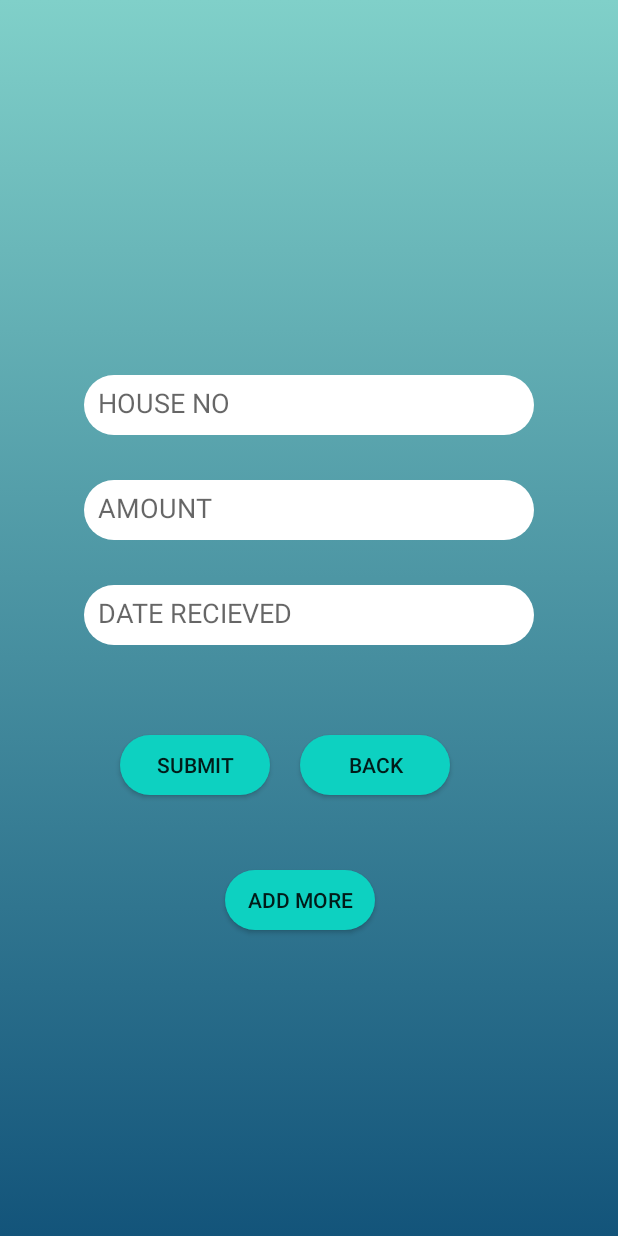
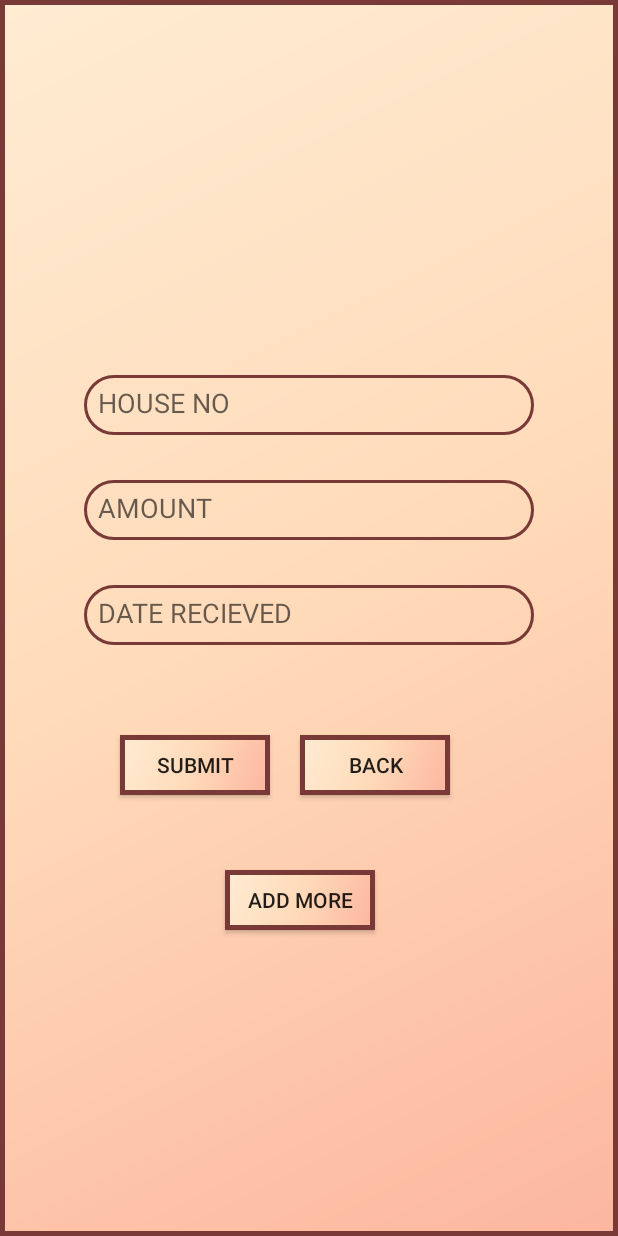
Before and after one commit to kanikaaggar16/society_app-1, an Android app: the addmaintenance screen opened directly, with no data from a screen before it, on a phone screen of 412 x 824 dp. Run offline under Robolectric (Android 15) with nearby library versions, the phone set to English and light mode, and no system bars; our stand-ins replace Firebase (no records; nobody signed in at launch, a user with empty details on screens opened directly).

Commit message:
changes in front end

```diff
--- a/app/src/main/java/com/example/society_app/adminfeautres.java
+++ b/app/src/main/java/com/example/society_app/adminfeautres.java
@@ -77,9 +77,9 @@ public class adminfeautres extends AppCompatActivity {
 
 
         lsitems=new ArrayList<>();
-        lsitems.add(new items("MEMBER DETAILS",R.drawable.memberdetails));
+        lsitems.add(new items("MEMBER DETAILS",R.drawable.profile));
         lsitems.add(new items("MAINTENANCE DETAILS",R.drawable.maintenance));
-        lsitems.add(new items("MEETING DETAILS",R.drawable.meetingdetails));
+        lsitems.add(new items("MEETING DETAILS",R.drawable.meeting));
         lsitems.add(new items("EXPENSES",R.drawable.expenses));
         lsitems.add(new items("NOTICE",R.drawable.notice));
         lsitems.add(new items("NOTIFICATION",R.drawable.notification));
--- a/app/src/main/res/drawable/background.xml
+++ b/app/src/main/res/drawable/background.xml
@@ -1,15 +1,14 @@
 <?xml version="1.0" encoding="utf-8"?>
-<selector xmlns:android="http://schemas.android.com/apk/res/android">
-    <item>
-        <shape>
+<shape xmlns:android="http://schemas.android.com/apk/res/android"
+    android:shape="rectangle" >
 
-            <gradient android:angle="90"
-                android:startColor="#13547a"
-                android:endColor="#80d0c9"
-                android:type="linear"/>
+    <stroke android:width="3dip"
+        android:color="#783937"/>
+    <gradient
+        android:angle="135"
+        android:endColor="#ffecd2"
+        android:centerColor="#ffdab9"
+        android:startColor="#fcb69f"
+        android:type="linear" />
 
-        </shape>
-
-    </item>
-
-</selector>
+</shape>
--- a/app/src/main/res/drawable/edit_round.xml
+++ b/app/src/main/res/drawable/edit_round.xml
@@ -1,10 +1,17 @@
 <?xml version="1.0" encoding="utf-8"?>
+<selector xmlns:android="http://schemas.android.com/apk/res/android">
+    <item>
+        <shape>
+            <corners
+                android:bottomLeftRadius="30dp"
+                android:bottomRightRadius="30dp"
+                android:topLeftRadius="30dp"
+                android:topRightRadius="30dp"
+                />
 
+            <stroke android:width="2dip"
+                android:color="#783937"/>
+        </shape>
 
-<shape xmlns:android="http://schemas.android.com/apk/res/android"
-    android:shape="rectangle">
-    <solid android:color="#ffff"/>
-    <corners android:radius="30dp"/>
-
-
-</shape>
+    </item>
+</selector>
--- a/app/src/main/res/layout/activity_aboutus.xml
+++ b/app/src/main/res/layout/activity_aboutus.xml
@@ -14,7 +14,7 @@
         android:layout_height="wrap_content"
         android:layout_marginTop="150dp"
         android:layout_marginLeft="50dp"
-        android:text="This application is prepared by Dhruv Kothari,Kanika Agarwal,Dhruv Nakum"
+        android:text="This application is prepared by\n Dhruv Kothari,\nKanika Agarwal,\nDhruv Nakum"
         android:textSize="30dp"
         android:textColor="#A52A2A" />
 </RelativeLayout>
--- a/app/src/main/res/layout/activity_addexpenses.xml
+++ b/app/src/main/res/layout/activity_addexpenses.xml
@@ -52,7 +52,7 @@
         android:layout_height="40dp"
         android:layout_below="@+id/date_id"
         android:layout_marginTop="60dp"
-        android:background="@drawable/button_round"
+        android:background="@drawable/background"
         android:text="SUBMIT"
         android:layout_marginLeft="80dp"
 
@@ -65,7 +65,7 @@
         android:layout_below="@+id/date_id"
         android:layout_marginLeft="200dp"
         android:layout_marginTop="60dp"
-        android:background="@drawable/button_round"
+        android:background="@drawable/background"
         android:text="BACK"
         android:textAllCaps="false" />
 
@@ -76,7 +76,7 @@
         android:layout_below="@+id/date_id"
         android:layout_marginLeft="160dp"
         android:layout_marginTop="140dp"
-        android:background="@drawable/button_round"
+        android:background="@drawable/background"
         android:text="ADD MORE"
         android:textAllCaps="false" />
 
--- a/app/src/main/res/layout/activity_addmaintenance.xml
+++ b/app/src/main/res/layout/activity_addmaintenance.xml
@@ -51,7 +51,7 @@
         android:layout_height="40dp"
         android:layout_below="@+id/date_id"
         android:layout_marginTop="60dp"
-        android:background="@drawable/button_round"
+        android:background="@drawable/background"
         android:text="SUBMIT"
         android:layout_marginLeft="80dp"
 
@@ -64,7 +64,7 @@
         android:layout_below="@+id/date_id"
         android:layout_marginLeft="200dp"
         android:layout_marginTop="60dp"
-        android:background="@drawable/button_round"
+        android:background="@drawable/background"
         android:text="BACK"
         android:textAllCaps="false" />
     <Button
@@ -74,7 +74,7 @@
         android:layout_below="@+id/date_id"
         android:layout_marginLeft="150dp"
         android:layout_marginTop="150dp"
-        android:background="@drawable/button_round"
+        android:background="@drawable/background"
         android:text="ADD MORE"
         android:textAllCaps="false" />
 
--- a/app/src/main/res/layout/activity_adminfeautres.xml
+++ b/app/src/main/res/layout/activity_adminfeautres.xml
@@ -17,9 +17,6 @@
     tools:context=".adminfeautres"
     android:padding="10dp"
     android:background="@drawable/background">
-    <LinearLayout
-        android:layout_width="wrap_content"
-        android:layout_height="wrap_content">
 
 <RelativeLayout
     android:layout_width="wrap_content"
@@ -40,7 +37,7 @@ android:layout_marginTop="100dp"
 </RelativeLayout>
 
 
-    </LinearLayout>
+
 
 </RelativeLayout>
     <com.google.android.material.navigation.NavigationView
--- a/app/src/main/res/layout/activity_login.xml
+++ b/app/src/main/res/layout/activity_login.xml
@@ -6,9 +6,6 @@
     android:layout_height="match_parent"
     android:background="@drawable/background"
     tools:context=".login">
-    <include layout="@layout/toolbar"
-        android:id="@+id/toolbar"
-        />
     <ImageView
         android:layout_width="match_parent"
         android:layout_marginTop="70dp"
--- a/app/src/main/res/layout/activity_maintenancedetails.xml
+++ b/app/src/main/res/layout/activity_maintenancedetails.xml
@@ -37,7 +37,7 @@
         android:layout_marginTop="50dp"
         android:layout_marginLeft="50dp"
         android:text="ADD MAINTENANCE"
-        android:textSize="15dp"
+        android:textSize="13dp"
         android:textColor="#2F2F2F"/>
     <TextView
         android:id="@+id/tv2"
@@ -47,7 +47,7 @@
         android:layout_marginTop="50dp"
         android:layout_marginLeft="260dp"
         android:text="VIEW MAINTENANCE"
-        android:textSize="15dp"
+        android:textSize="13dp"
         android:textColor="#2F2F2F"/>
 
 
--- a/app/src/main/res/layout/activity_notification.xml
+++ b/app/src/main/res/layout/activity_notification.xml
@@ -7,9 +7,6 @@
     android:background="@drawable/background"
 
     tools:context=".notification">
-    <include layout="@layout/toolbar"
-        android:id="@+id/toolbar"
-        />
 
     <EditText
         android:id="@+id/message_id"
--- a/app/src/main/res/layout/activity_viewmaintenance.xml
+++ b/app/src/main/res/layout/activity_viewmaintenance.xml
@@ -6,9 +6,6 @@
     android:layout_height="match_parent"
     android:background="@drawable/background1"
     tools:context=".viewmaintenance">
-    <include layout="@layout/toolbar"
-        android:id="@+id/toolbar"
-        />
 
     <ListView
         android:id="@+id/lsview"
--- a/app/src/main/res/layout/activity_viewmeeting.xml
+++ b/app/src/main/res/layout/activity_viewmeeting.xml
@@ -6,9 +6,6 @@
     android:layout_height="match_parent"
     android:background="@drawable/background1"
     tools:context=".viewmeeting">
-    <include layout="@layout/toolbar"
-        android:id="@+id/toolbar"
-        />
     <ListView
         android:id="@+id/lsview"
         android:layout_marginTop="80dp"
--- a/app/src/main/res/layout/activity_viewmember.xml
+++ b/app/src/main/res/layout/activity_viewmember.xml
@@ -6,9 +6,6 @@
     android:background="@drawable/background1"
     android:layout_height="match_parent"
     tools:context=".viewmember">
-    <include layout="@layout/toolbar"
-        android:id="@+id/toolbar"
-        />
     <ListView
         android:id="@+id/lsview"
         android:layout_marginTop="80dp"
--- a/app/src/main/res/layout/feautres.xml
+++ b/app/src/main/res/layout/feautres.xml
@@ -5,7 +5,7 @@
     android:layout_height="270dp"
     xmlns:app="http://schemas.android.com/apk/res-auto"
     android:clickable="true"
-    android:foreground="?android:attr/selectableItemBackground"
+    android:background="@drawable/background"
     android:layout_margin="10dp"
     app:cardCornerRadius="4dp">
     <LinearLayout
@@ -26,7 +26,7 @@
             android:text="1st feautre"
             android:textSize="20sp"
             android:gravity="center"
-            android:textColor="#2980B9"/>
+            android:textColor="#000000"/>
 
 
     </LinearLayout>
--- a/app/src/main/res/values/colors.xml
+++ b/app/src/main/res/values/colors.xml
@@ -1,6 +1,6 @@
 <?xml version="1.0" encoding="utf-8"?>
 <resources>
-    <color name="colorPrimary">#0DE0C9</color>
+    <color name="colorPrimary">#783937</color>
     <color name="colorPrimaryDark">#00574B</color>
     <color name="colorAccent">#D81B60</color>
 </resources>
```
Also changed, not shown: app/src/main/res/drawable/button_round.xml (+9 -3 lines), app/src/main/res/layout/activity_main.xml (+14 -14 lines), app/src/main/res/drawable/logo.jpg (deleted), app/src/main/res/drawable/maintenance.jpg.
